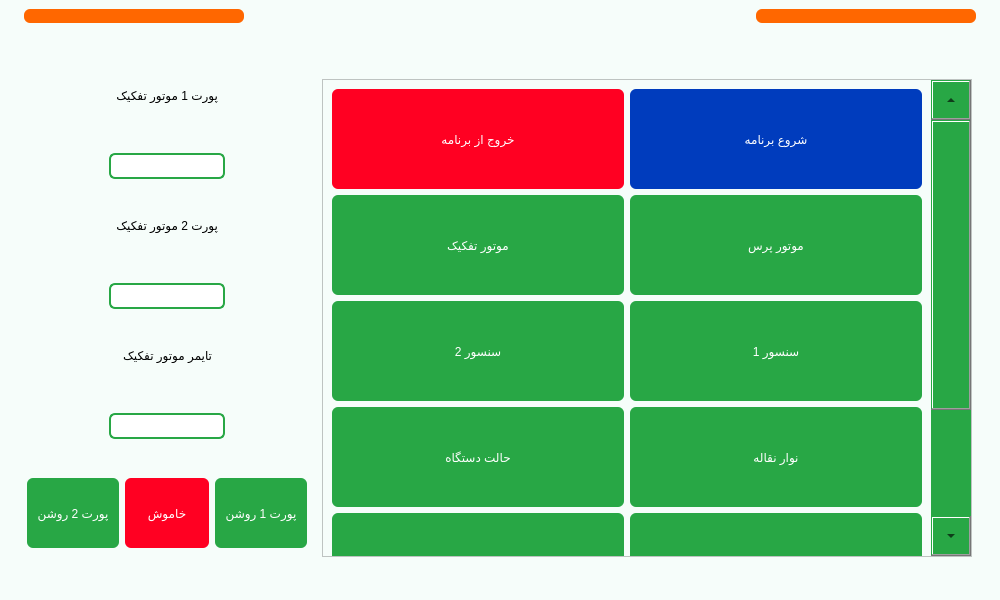
Qt form main.ui (Farazist/raspberrypi-app) before a commit.
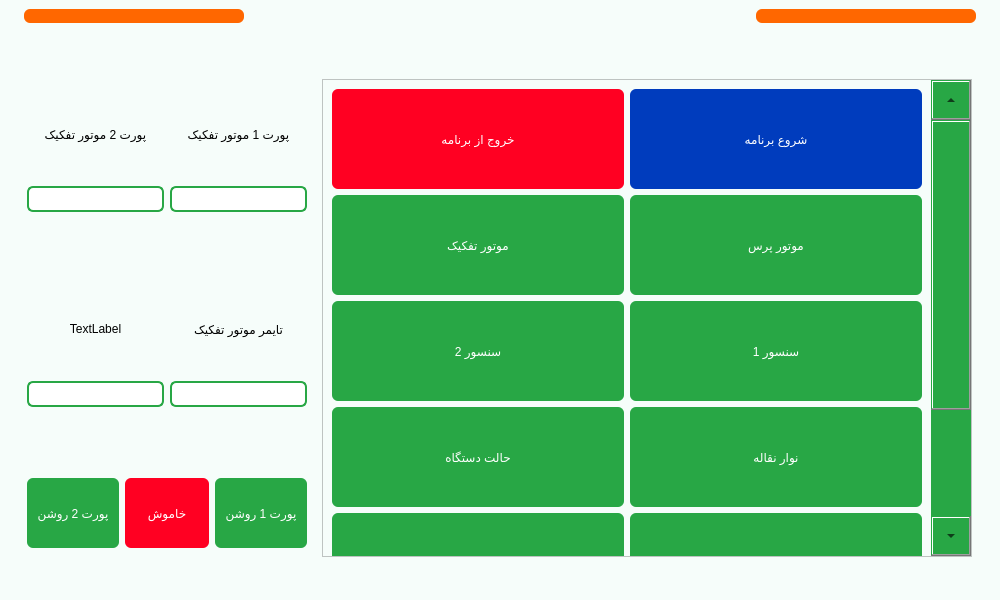
The same form after that commit. The open tabs and pages were chosen to show the change. Icons and pictures are not drawn.

Commit message: separation_motor setting

What changed in the file:
```diff
--- a/main.ui
+++ b/main.ui
@@ -1894,35 +1894,17 @@
               <property name="bottomMargin">
                <number>9</number>
               </property>
-              <item alignment="Qt::AlignHCenter|Qt::AlignTop">
-               <widget class="QLabel" name="lbl_separation_motor_forward_port">
-                <property name="styleSheet">
-                 <string notr="true">font: 22pt &quot;IRANSans&quot;;
-font: 22pt &quot;IRANSansFaNum&quot;;
-color: #000000;</string>
+              <item>
+               <layout class="QHBoxLayout" name="horizontalLayout_40">
+                <property name="topMargin">
+                 <number>0</number>
                 </property>
-                <property name="text">
-                 <string>پورت 1 موتور تفکیک</string>
+                <property name="bottomMargin">
+                 <number>0</number>
                 </property>
-               </widget>
-              </item>
-              <item alignment="Qt::AlignHCenter|Qt::AlignTop">
-               <widget class="QLineEdit" name="tb_separation_motor_forward_port">
-                <property name="styleSheet">
-                 <string notr="true">background-color: #ffffff; 
-padding: 3px; 
-border: 2px solid #28a745;
-border-radius: 6px;
-font: 26pt &quot;IRANSansFaNum&quot;;
-color:#000000;
-</string>
-                </property>
-                <property name="inputMethodHints">
-                 <set>Qt::ImhDigitsOnly</set>
-                </property>
-               </widget>
-              </item>
-              <item alignment="Qt::AlignHCenter|Qt::AlignTop">
+                <item>
+                 <layout class="QVBoxLayout" name="verticalLayout_62">
+                  <item>
                <widget class="QLabel" name="lbl_separation_motor_backward_port">
                 <property name="styleSheet">
                  <string notr="true">font: 22pt &quot;IRANSans&quot;;
@@ -1932,9 +1914,12 @@
                 <property name="text">
                  <string>پورت 2 موتور تفکیک</string>
                 </property>
-               </widget>
-              </item>
-              <item alignment="Qt::AlignHCenter|Qt::AlignTop">
+                    <property name="alignment">
+                     <set>Qt::AlignCenter</set>
+                    </property>
+                   </widget>
+                  </item>
+                  <item alignment="Qt::AlignTop">
                <widget class="QLineEdit" name="tb_separation_motor_backward_port">
                 <property name="styleSheet">
                  <string notr="true">background-color: #ffffff; 
@@ -1948,9 +1933,84 @@
                 <property name="inputMethodHints">
                  <set>Qt::ImhDigitsOnly</set>
                 </property>
-               </widget>
-              </item>
-              <item alignment="Qt::AlignHCenter|Qt::AlignTop">
+                    <property name="alignment">
+                     <set>Qt::AlignCenter</set>
+                    </property>
+                   </widget>
+                  </item>
+                  <item>
+                   <widget class="QLabel" name="lbl_separation_motor_active_high">
+                    <property name="styleSheet">
+                     <string notr="true">font: 22pt &quot;IRANSans&quot;;
+font: 22pt &quot;IRANSansFaNum&quot;;
+color: #000000;</string>
+                    </property>
+                    <property name="text">
+                     <string>TextLabel</string>
+                    </property>
+                    <property name="alignment">
+                     <set>Qt::AlignCenter</set>
+                    </property>
+                   </widget>
+                  </item>
+                  <item alignment="Qt::AlignTop">
+                   <widget class="QLineEdit" name="tb_separation_motor_active_high">
+                    <property name="styleSheet">
+                     <string notr="true">background-color: #ffffff; 
+padding: 3px; 
+border: 2px solid #28a745;
+border-radius: 6px;
+font: 26pt &quot;IRANSansFaNum&quot;;
+color:#000000;
+</string>
+                    </property>
+                    <property name="inputMethodHints">
+                     <set>Qt::ImhDigitsOnly</set>
+                    </property>
+                    <property name="alignment">
+                     <set>Qt::AlignCenter</set>
+                    </property>
+                   </widget>
+                  </item>
+                 </layout>
+                </item>
+                <item>
+                 <layout class="QVBoxLayout" name="verticalLayout_63">
+                  <item>
+                   <widget class="QLabel" name="lbl_separation_motor_forward_port">
+                    <property name="styleSheet">
+                     <string notr="true">font: 22pt &quot;IRANSans&quot;;
+font: 22pt &quot;IRANSansFaNum&quot;;
+color: #000000;</string>
+                    </property>
+                    <property name="text">
+                     <string>پورت 1 موتور تفکیک</string>
+                    </property>
+                    <property name="alignment">
+                     <set>Qt::AlignCenter</set>
+                    </property>
+                   </widget>
+                  </item>
+                  <item alignment="Qt::AlignTop">
+                   <widget class="QLineEdit" name="tb_separation_motor_forward_port">
+                    <property name="styleSheet">
+                     <string notr="true">background-color: #ffffff; 
+padding: 3px; 
+border: 2px solid #28a745;
+border-radius: 6px;
+font: 26pt &quot;IRANSansFaNum&quot;;
+color:#000000;
+</string>
+                    </property>
+                    <property name="inputMethodHints">
+                     <set>Qt::ImhDigitsOnly</set>
+                    </property>
+                    <property name="alignment">
+                     <set>Qt::AlignCenter</set>
+                    </property>
+                   </widget>
+                  </item>
+                  <item>
                <widget class="QLabel" name="lbl_separation_motor_timer">
                 <property name="styleSheet">
                  <string notr="true">font: 22pt &quot;IRANSans&quot;;
@@ -1960,9 +2020,12 @@
                 <property name="text">
                  <string>تایمر موتور تفکیک</string>
                 </property>
-               </widget>
-              </item>
-              <item alignment="Qt::AlignHCenter|Qt::AlignTop">
+                    <property name="alignment">
+                     <set>Qt::AlignCenter</set>
+                    </property>
+                   </widget>
+                  </item>
+                  <item alignment="Qt::AlignTop">
                <widget class="QLineEdit" name="tb_separation_motor_timer">
                 <property name="styleSheet">
                  <string notr="true">background-color: #ffffff; 
@@ -1976,7 +2039,14 @@
                 <property name="inputMethodHints">
                  <set>Qt::ImhDigitsOnly</set>
                 </property>
-               </widget>
+                    <property name="alignment">
+                     <set>Qt::AlignCenter</set>
+                    </property>
+                   </widget>
+                  </item>
+                 </layout>
+                </item>
+               </layout>
               </item>
               <item>
                <layout class="QHBoxLayout" name="horizontalLayout_31">
```
Left out of the diff: 2 changed lines with no effect on the pictures. Lines whose indentation alone changed are shown as unchanged. The commit also changes 1 other file.
